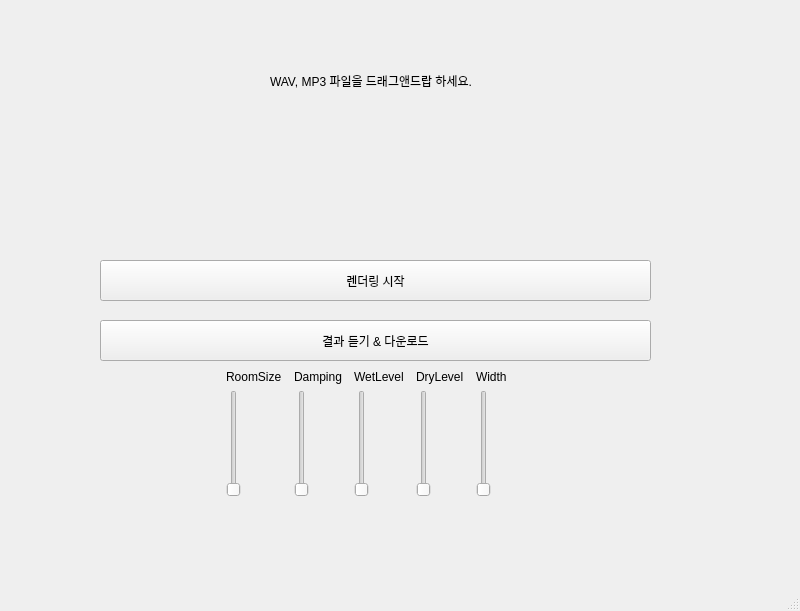
Above: Frontend-qt/Widgets/MainWindow.ui from ngee044/ReverbAssignment before the change. Below: the same form after it.
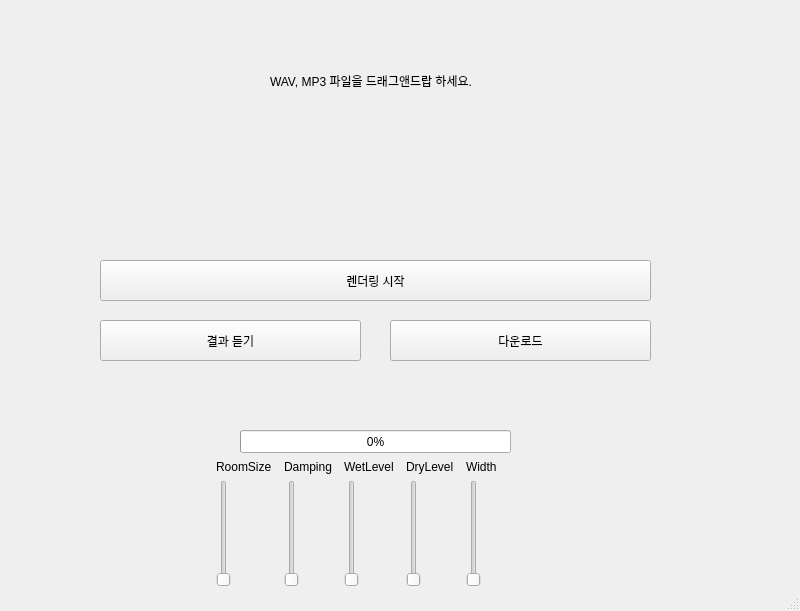
That is the form after the change. Custom widgets are drawn as their Qt base class.

```diff
--- a/Frontend-qt/Widgets/MainWindow.ui
+++ b/Frontend-qt/Widgets/MainWindow.ui
@@ -55,12 +55,12 @@
      <rect>
       <x>100</x>
       <y>320</y>
-      <width>551</width>
+      <width>261</width>
       <height>41</height>
      </rect>
     </property>
     <property name="text">
-     <string>결과 듣기 &amp;&amp; 다운로드</string>
+     <string>결과 듣기</string>
     </property>
    </widget>
    <widget class="QWidget" name="ItemListWidget" native="true">
@@ -76,8 +76,8 @@
    <widget class="QWidget" name="widget" native="true">
     <property name="geometry">
      <rect>
-      <x>220</x>
-      <y>370</y>
+      <x>210</x>
+      <y>460</y>
       <width>297</width>
       <height>127</height>
      </rect>
@@ -175,9 +175,43 @@
      </item>
     </layout>
    </widget>
+   <widget class="QProgressBar" name="RenderProgressBar">
+    <property name="geometry">
+     <rect>
+      <x>240</x>
+      <y>430</y>
+      <width>271</width>
+      <height>23</height>
+     </rect>
+    </property>
+    <property name="value">
+     <number>0</number>
+    </property>
+   </widget>
+   <widget class="QPushButton" name="ResultSaveButton">
+    <property name="geometry">
+     <rect>
+      <x>390</x>
+      <y>320</y>
+      <width>261</width>
+      <height>41</height>
+     </rect>
+    </property>
+    <property name="text">
+     <string>다운로드</string>
+    </property>
+   </widget>
   </widget>
   <widget class="QStatusBar" name="statusbar"/>
  </widget>
+ <customwidgets>
+  <customwidget>
+   <class>DragDropWidget</class>
+   <extends>QWidget</extends>
+   <header>DragDropWidget.h</header>
+   <container>1</container>
+  </customwidget>
+ </customwidgets>
  <resources/>
  <connections/>
 </ui>
```
Left out of the diff: 14 changed lines with no effect on the pictures.
